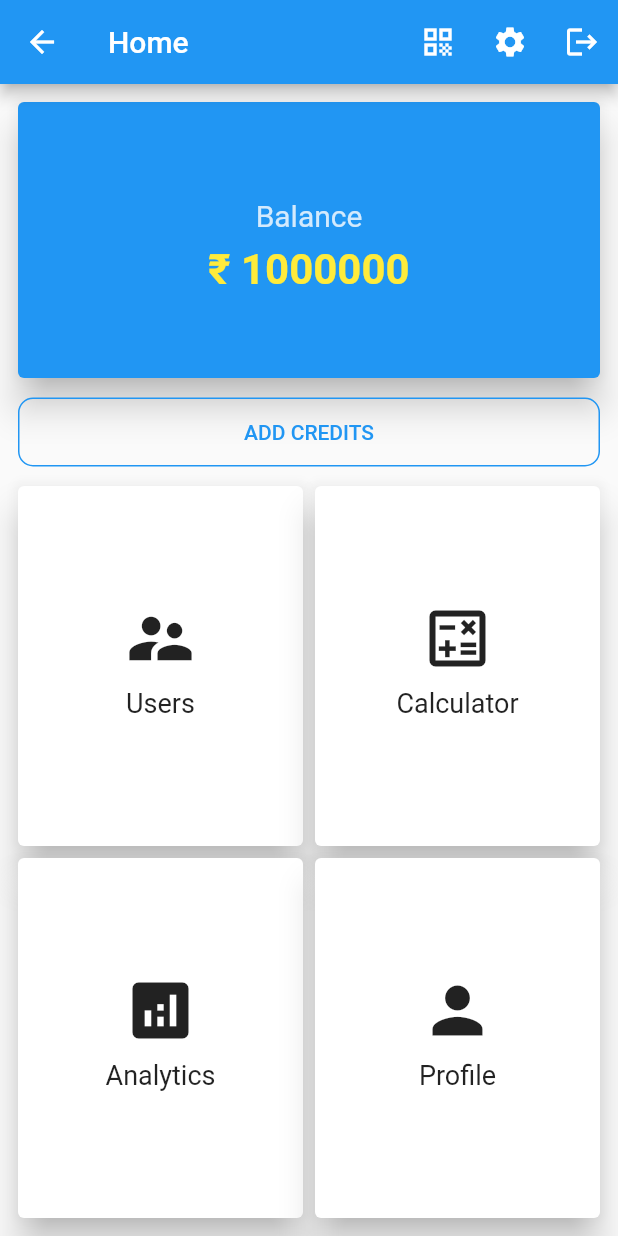
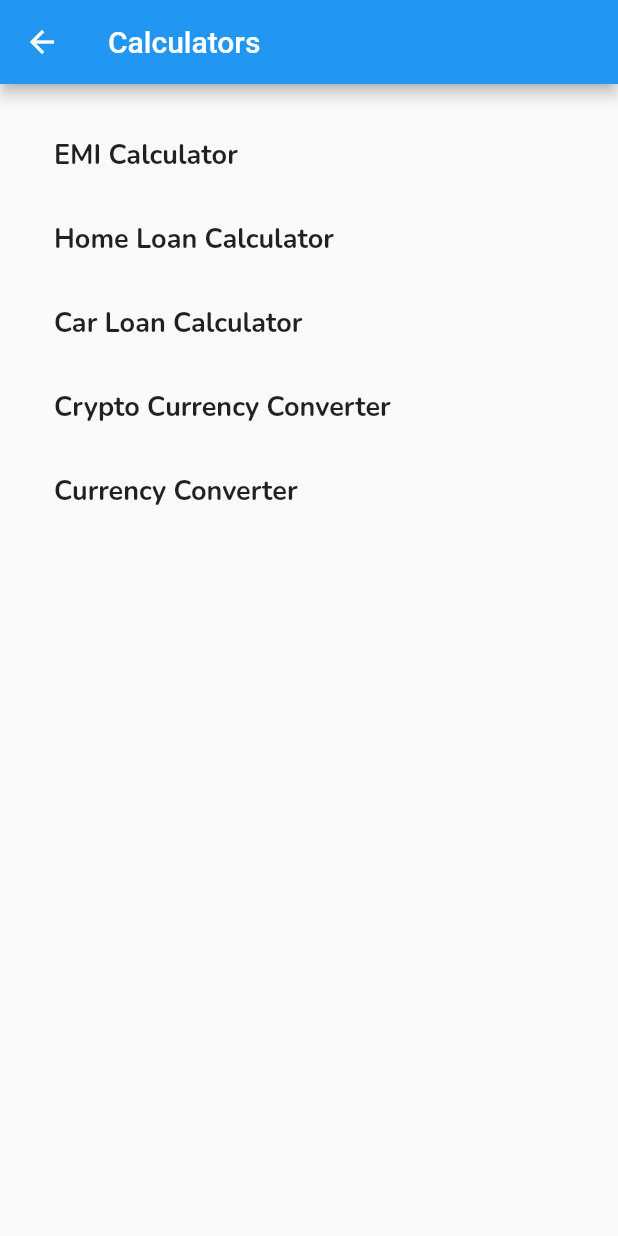
Before and after one commit to Promigos/payment-flutter-app, a Flutter app: the HomePage screen opened directly, after a tap on "Calculator", on a phone screen of 412 x 824 dp. Run offline on Flutter 3.47's test engine with Material 2 defaults, Android fonts, the phone set to English and light mode, and no system bars; our stand-ins replace auto_size_text, google_fonts; missing offline and left inert: qr_code_scanner.

Commit message:
Added Calculators list page

```diff
--- /dev/null
+++ b/lib/screens/calculators.dart
@@ -0,0 +1,51 @@
+import 'package:flutter/material.dart';
+import 'package:google_fonts/google_fonts.dart';
+
+import 'home_loan_calculator.dart';
+
+class CalculatorList extends StatefulWidget {
+  const CalculatorList({Key? key}) : super(key: key);
+
+  @override
+  _CalculatorListState createState() => _CalculatorListState();
+}
+
+class _CalculatorListState extends State<CalculatorList> {
+  @override
+  Widget build(BuildContext context) {
+    List allCalculators = [
+      ['EMI Calculator', const HomeLoanCalculator()],
+      ['Home Loan Calculator', const HomeLoanCalculator()],
+      ['Car Loan Calculator', const HomeLoanCalculator()],
+      ['Crypto Currency Converter', const HomeLoanCalculator()],
+      ['Currency Converter', const HomeLoanCalculator()],
+    ];
+    return Scaffold(
+      appBar: AppBar(
+        title: const Text('Calculators'),
+      ),
+      body: Padding(
+        padding: EdgeInsets.all(20.0),
+        child: SingleChildScrollView(
+          child: ListView.builder(
+              shrinkWrap: true,
+              physics: const NeverScrollableScrollPhysics(),
+              itemCount: allCalculators.length,
+              itemBuilder: (_, i) {
+                return ListTile(
+                    title: Text(
+                        allCalculators[i][0].toString(),
+                        style: GoogleFonts.nunito(fontSize: 18, fontWeight: FontWeight.bold,)
+                    ),
+                    onTap: (){
+                      Navigator.push(
+                          context,
+                          MaterialPageRoute(builder: (context) => allCalculators[i][1]));
+                    },
+                  );
+              }),
+        ),
+      ),
+    );
+  }
+}
--- a/lib/screens/home_page.dart
+++ b/lib/screens/home_page.dart
@@ -1,4 +1,5 @@
 import 'package:flutter/material.dart';
+import 'package:payment_app/screens/calculators.dart';
 import 'package:payment_app/screens/scan_qr_page.dart';
 import 'package:payment_app/screens/users.dart';
 import 'package:payment_app/widgets/home_card.dart';
@@ -129,7 +130,11 @@ class _HomePageState extends State<HomePage> {
                           HomeCard(
                               title: "Calculator",
                               icon: Icons.calculate_outlined,
-                              onClick: () {}),
+                              onClick: () {
+                                Navigator.push(
+                                    context,
+                                    MaterialPageRoute(builder: (context) => const CalculatorList()));
+                              }),
                         ],
                       ),
                     ),
```
Also changed, not shown: lib/screens/home_loan_calculator.dart (added, +15 -0 lines).
